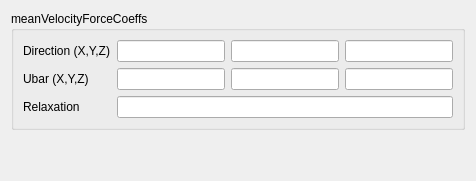
Before: the Qt Designer form Gui/TaskPanelCfdMeanVelocityForce.ui in kevinsmia1939/CfdOF, drawn with Qt 5.
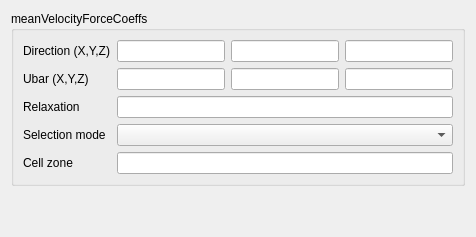
After: the same form once the commit is applied. Custom widgets are drawn as their Qt base class.

Commit message: Add cellZone selection mode for mean velocity force

```diff
--- a/Gui/TaskPanelCfdMeanVelocityForce.ui
+++ b/Gui/TaskPanelCfdMeanVelocityForce.ui
@@ -82,6 +82,26 @@
         </property>
        </widget>
       </item>
+      <item row="3" column="0">
+       <widget class="QLabel" name="labelSelectionMode">
+        <property name="text">
+         <string>Selection mode</string>
+        </property>
+       </widget>
+      </item>
+      <item row="3" column="1" colspan="3">
+       <widget class="QComboBox" name="comboSelectionMode"/>
+      </item>
+      <item row="4" column="0">
+       <widget class="QLabel" name="labelCellZone">
+        <property name="text">
+         <string>Cell zone</string>
+        </property>
+       </widget>
+      </item>
+      <item row="4" column="1" colspan="3">
+       <widget class="QLineEdit" name="inputCellZone"/>
+      </item>
      </layout>
     </widget>
    </item>
```
The commit also changes 3 other files.
